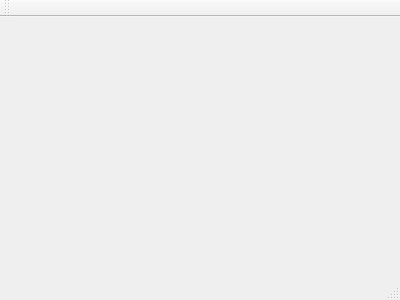
Before: the Qt Designer form Emoji_Qt/mainwindow.ui in feint123/Emoji, drawn with Qt 5.
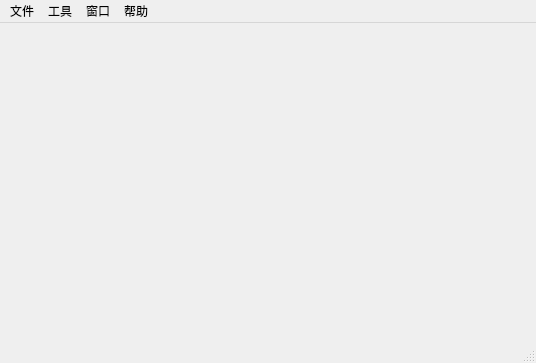
After: the same form once the commit is applied.

The edit to the form file:
```diff
--- a/Emoji_Qt/mainwindow.ui
+++ b/Emoji_Qt/mainwindow.ui
@@ -1,24 +1,55 @@
 <ui version="4.0">
  <class>MainWindow</class>
- <widget class="QMainWindow" name="MainWindow" >
-  <property name="geometry" >
+ <widget class="QMainWindow" name="MainWindow">
+  <property name="geometry">
    <rect>
     <x>0</x>
     <y>0</y>
-    <width>400</width>
-    <height>300</height>
+    <width>536</width>
+    <height>363</height>
    </rect>
   </property>
   <property name="windowTitle" >
    <string>MainWindow</string>
   </property>
-  <widget class="QMenuBar" name="menuBar" />
-  <widget class="QToolBar" name="mainToolBar" />
-  <widget class="QWidget" name="centralWidget" />
-  <widget class="QStatusBar" name="statusBar" />
+  <widget class="QWidget" name="centralWidget"/>
+  <widget class="QMenuBar" name="menuBar">
+   <property name="geometry">
+    <rect>
+     <x>0</x>
+     <y>0</y>
+     <width>536</width>
+     <height>23</height>
+    </rect>
+   </property>
+   <widget class="QMenu" name="menu">
+    <property name="title">
+     <string>文件</string>
+    </property>
+   </widget>
+   <widget class="QMenu" name="menu_2">
+    <property name="title">
+     <string>工具</string>
+    </property>
+   </widget>
+   <widget class="QMenu" name="menu_3">
+    <property name="title">
+     <string>帮助</string>
+    </property>
+   </widget>
+   <widget class="QMenu" name="menu_4">
+    <property name="title">
+     <string>窗口</string>
+    </property>
+   </widget>
+   <addaction name="menu"/>
+   <addaction name="menu_2"/>
+   <addaction name="menu_4"/>
+   <addaction name="menu_3"/>
+  </widget>
+  <widget class="QStatusBar" name="statusBar"/>
  </widget>
- <layoutDefault spacing="6" margin="11" />
- <pixmapfunction></pixmapfunction>
+ <layoutdefault spacing="6" margin="11"/>
  <resources/>
  <connections/>
 </ui>
```
Left out of the diff: 3 changed lines with no effect on the pictures.
